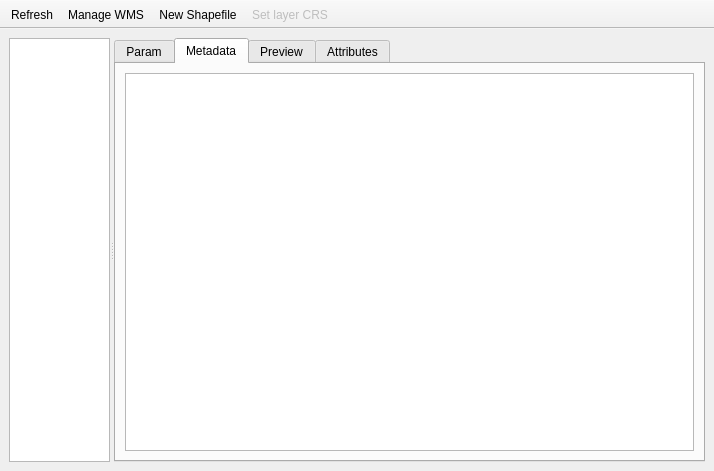
qgis/QGIS, file src/browser/qgsbrowserbase.ui: the form before one commit.
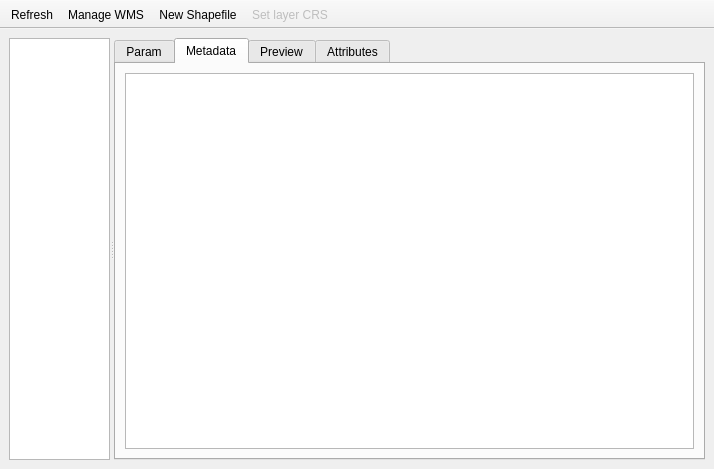
The form after the commit. Icons and pictures are not drawn. Custom widgets are drawn as their Qt base class.

Commit message: Browser: do not show header in tree view

Diff of the .ui file:
```diff
--- a/src/browser/qgsbrowserbase.ui
+++ b/src/browser/qgsbrowserbase.ui
@@ -6,8 +6,8 @@
    <rect>
     <x>0</x>
     <y>0</y>
-    <width>714</width>
-    <height>471</height>
+    <width>712</width>
+    <height>469</height>
    </rect>
   </property>
   <property name="windowTitle">
@@ -51,6 +51,9 @@
        <property name="dragDropMode">
         <enum>QAbstractItemView::DragOnly</enum>
        </property>
+       <attribute name="headerVisible">
+        <bool>false</bool>
+       </attribute>
       </widget>
       <widget class="QTabWidget" name="tabWidget">
        <property name="enabled">
```
The commit also changes 1 other file.
